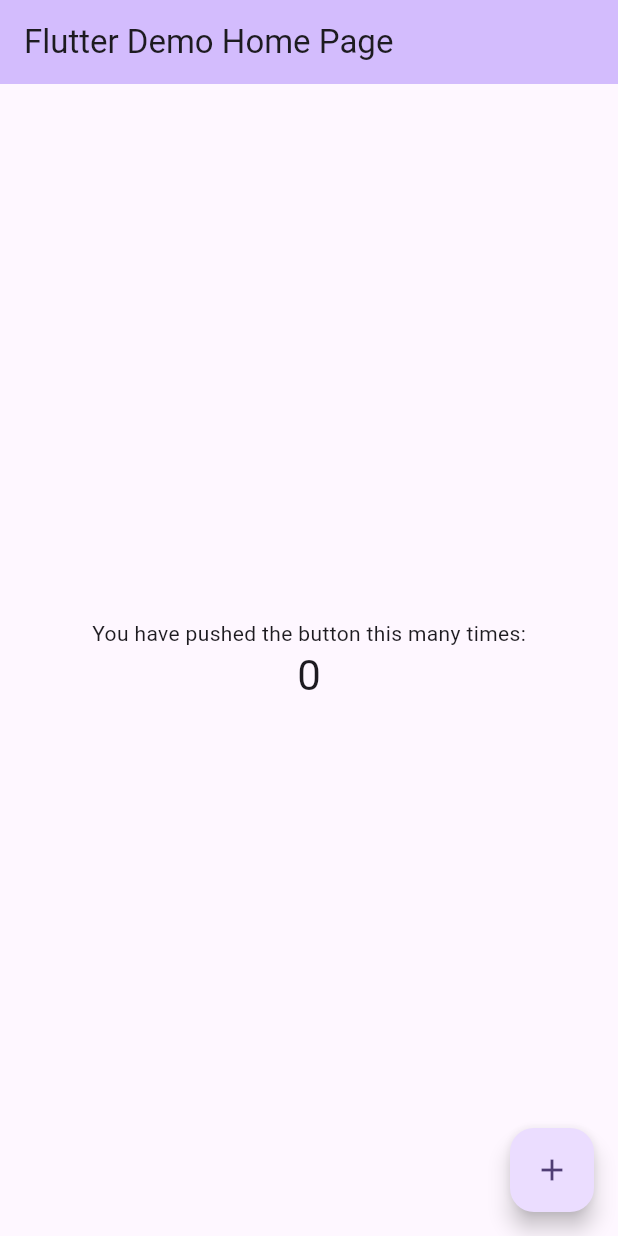
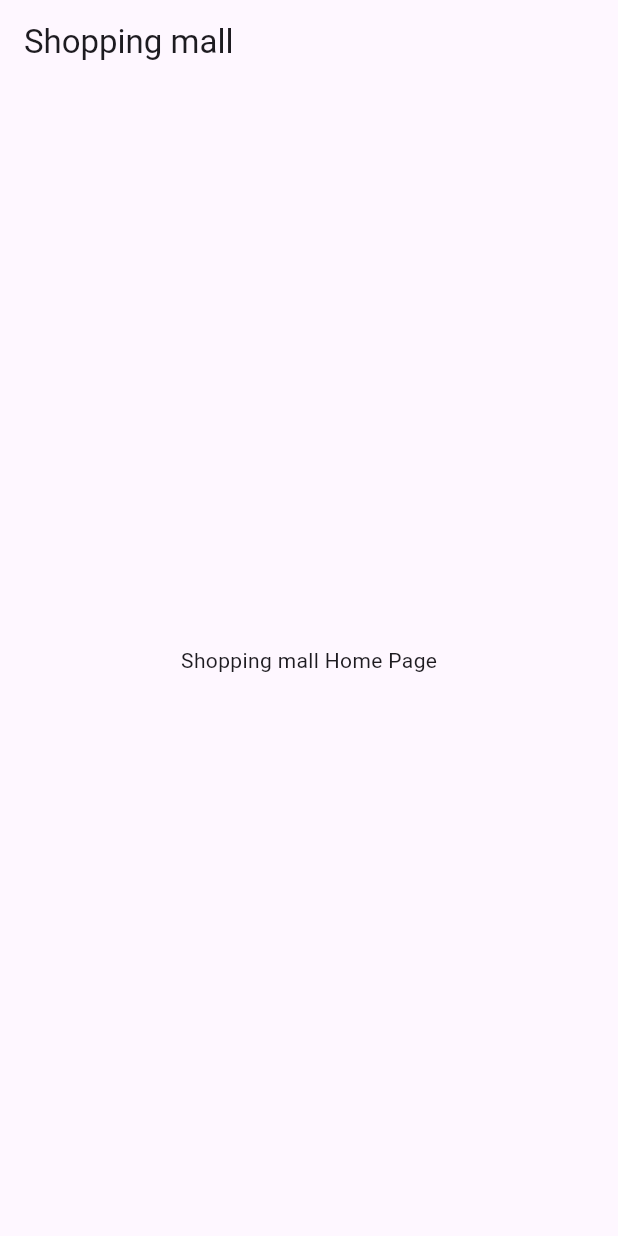
Before and after one commit to jang08089/flutter_shopping, a Flutter app: the screen it shows after launch, on a phone screen of 412 x 824 dp. Run offline on Flutter 3.47's test engine with Material 3 defaults, Android fonts, the phone set to English and light mode, and no system bars.

Commit message:
fix : 폴더, 파일 구조

```diff
--- a/lib/main.dart
+++ b/lib/main.dart
@@ -1,4 +1,5 @@
 import 'package:flutter/material.dart';
+import 'pages/home/home_page.dart';
 
 void main() {
   runApp(const MyApp());
@@ -13,110 +14,9 @@ class MyApp extends StatelessWidget {
     return MaterialApp(
       title: 'Flutter Demo',
       theme: ThemeData(
-        // This is the theme of your application.
-        //
-        // TRY THIS: Try running your application with "flutter run". You'll see
-        // the application has a purple toolbar. Then, without quitting the app,
-        // try changing the seedColor in the colorScheme below to Colors.green
-        // and then invoke "hot reload" (save your changes or press the "hot
-        // reload" button in a Flutter-supported IDE, or press "r" if you used
-        // the command line to start the app).
-        //
-        // Notice that the counter didn't reset back to zero; the application
-        // state is not lost during the reload. To reset the state, use hot
-        // restart instead.
-        //
-        // This works for code too, not just values: Most code changes can be
-        // tested with just a hot reload.
         colorScheme: ColorScheme.fromSeed(seedColor: Colors.deepPurple),
       ),
-      home: const MyHomePage(title: 'Flutter Demo Home Page'),
+      home: HomePage(),
     );
   }
 }
-
-class MyHomePage extends StatefulWidget {
-  const MyHomePage({super.key, required this.title});
-
-  // This widget is the home page of your application. It is stateful, meaning
-  // that it has a State object (defined below) that contains fields that affect
-  // how it looks.
-
-  // This class is the configuration for the state. It holds the values (in this
-  // case the title) provided by the parent (in this case the App widget) and
-  // used by the build method of the State. Fields in a Widget subclass are
-  // always marked "final".
-
-  final String title;
-
-  @override
-  State<MyHomePage> createState() => _MyHomePageState();
-}
-
-class _MyHomePageState extends State<MyHomePage> {
-  int _counter = 0;
-
-  void _incrementCounter() {
-    setState(() {
-      // This call to setState tells the Flutter framework that something has
-      // changed in this State, which causes it to rerun the build method below
-      // so that the display can reflect the updated values. If we changed
-      // _counter without calling setState(), then the build method would not be
-      // called again, and so nothing would appear to happen.
-      _counter++;
-    });
-  }
-
-  @override
-  Widget build(BuildContext context) {
-    // This method is rerun every time setState is called, for instance as done
-    // by the _incrementCounter method above.
-    //
-    // The Flutter framework has been optimized to make rerunning build methods
-    // fast, so that you can just rebuild anything that needs updating rather
-    // than having to individually change instances of widgets.
-    return Scaffold(
-      appBar: AppBar(
-        // TRY THIS: Try changing the color here to a specific color (to
-        // Colors.amber, perhaps?) and trigger a hot reload to see the AppBar
-        // change color while the other colors stay the same.
-        backgroundColor: Theme.of(context).colorScheme.inversePrimary,
-        // Here we take the value from the MyHomePage object that was created by
-        // the App.build method, and use it to set our appbar title.
-        title: Text(widget.title),
-      ),
-      body: Center(
-        // Center is a layout widget. It takes a single child and positions it
-        // in the middle of the parent.
-        child: Column(
-          // Column is also a layout widget. It takes a list of children and
-          // arranges them vertically. By default, it sizes itself to fit its
-          // children horizontally, and tries to be as tall as its parent.
-          //
-          // Column has various properties to control how it sizes itself and
-          // how it positions its children. Here we use mainAxisAlignment to
-          // center the children vertically; the main axis here is the vertical
-          // axis because Columns are vertical (the cross axis would be
-          // horizontal).
-          //
-          // TRY THIS: Invoke "debug painting" (choose the "Toggle Debug Paint"
-          // action in the IDE, or press "p" in the console), to see the
-          // wireframe for each widget.
-          mainAxisAlignment: MainAxisAlignment.center,
-          children: <Widget>[
-            const Text('You have pushed the button this many times:'),
-            Text(
-              '$_counter',
-              style: Theme.of(context).textTheme.headlineMedium,
-            ),
-          ],
-        ),
-      ),
-      floatingActionButton: FloatingActionButton(
-        onPressed: _incrementCounter,
-        tooltip: 'Increment',
-        child: const Icon(Icons.add),
-      ), // This trailing comma makes auto-formatting nicer for build methods.
-    );
-  }
-}
--- /dev/null
+++ b/lib/pages/home/home_page.dart
@@ -0,0 +1,12 @@
+import 'package:flutter/material.dart';
+
+class HomePage extends StatelessWidget {
+  @override
+  Widget build(BuildContext context) {
+    // TODO: implement build
+    return Scaffold(
+      appBar: AppBar(title: Text('Shopping mall')),
+      body: Center(child: Text('Shopping mall Home Page')),
+    );
+  }
+}
--- a/pubspec.yaml
+++ b/pubspec.yaml
@@ -2,7 +2,7 @@ name: flutter_shopping
 description: "A new Flutter project."
 # The following line prevents the package from being accidentally published to
 # pub.dev using `flutter pub publish`. This is preferred for private packages.
-publish_to: 'none' # Remove this line if you wish to publish to pub.dev
+publish_to: "none" # Remove this line if you wish to publish to pub.dev
 
 # The following defines the version and build number for your application.
 # A version number is three numbers separated by dots, like 1.2.43
@@ -51,7 +51,6 @@ dev_dependencies:
 
 # The following section is specific to Flutter packages.
 flutter:
-
   # The following line ensures that the Material Icons font is
   # included with your application, so that you can use the icons in
   # the material Icons class.
```
Also changed, not shown: 18 other files.
